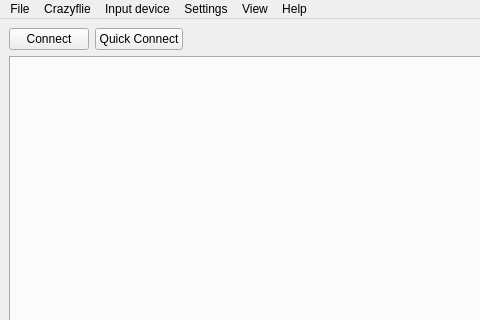
Above: lib/cfclient/ui/main.ui from bitcraze/crazyflie-clients-python before the change; both pictures show x 0 to 480 and y 0 to 320 of the 872 by 641 pixel window. Below: the same form after it.
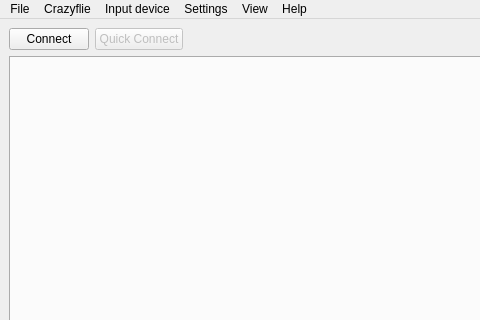
That is the form after the change.

Commit message: Disable QuickConnect unless link_uri is set in config.

Patch:
```diff
--- a/lib/cfclient/ui/main.ui
+++ b/lib/cfclient/ui/main.ui
@@ -24,6 +24,9 @@
        <layout class="QGridLayout" name="gridLayout_2">
         <item row="0" column="1">
          <widget class="QPushButton" name="quickConnectButton">
+          <property name="enabled">
+           <bool>false</bool>
+          </property>
           <property name="toolTip">
            <string>&lt;html&gt;&lt;head/&gt;&lt;body&gt;&lt;p&gt;Quickconnect using the last connection parameters&lt;/p&gt;&lt;/body&gt;&lt;/html&gt;</string>
           </property>
```
Left out of the diff: 2 changed lines with no effect on the pictures. The commit also changes 1 other file.
